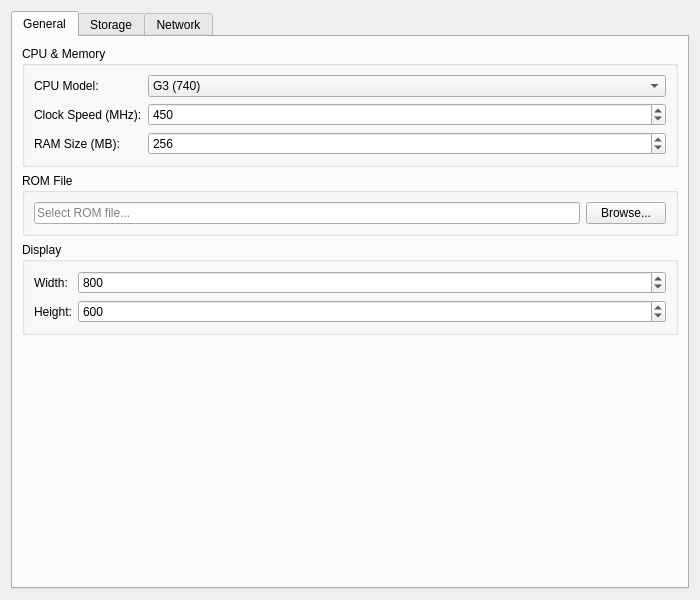
Old version of the form frontend/src/config/configeditor.ui in the repository DaCodeChick/NewtonEmu.
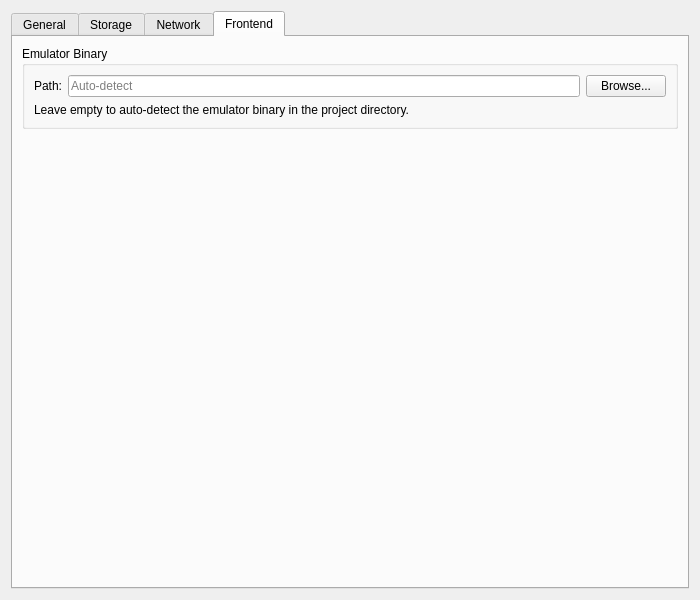
New version of the form. The open tabs and pages were chosen to show the change.

Commit message:
Add emulator path configuration and remove GDB references
Frontend improvements:
- Add 'Frontend' tab to config editor with emulator path field
- Emulator path can be configured or left empty for auto-detection
- Browse button for selecting emulator binary
- Remove all GDB/debug configuration (gdbServer, ipcSocket)
- Update MainWindow to use configured emulator path with fallback to search
- Auto-update emulator path when config changes
- Save/load emulator path from config JSON

This allows users to specify a custom emulator binary location instead of
relying on hardcoded search paths.

What changed in the file:
```diff
--- a/frontend/src/config/configeditor.ui
+++ b/frontend/src/config/configeditor.ui
@@ -329,12 +329,76 @@
          </property>
         </spacer>
        </item>
-      </layout>
+       </layout>
+      </widget>
+      <widget class="QWidget" name="tabFrontend">
+       <attribute name="title">
+        <string>Frontend</string>
+       </attribute>
+       <layout class="QVBoxLayout" name="verticalLayout_4">
+        <item>
+         <widget class="QGroupBox" name="emulatorGroupBox">
+          <property name="title">
+           <string>Emulator Binary</string>
+          </property>
+          <layout class="QFormLayout" name="formLayout_6">
+           <item row="0" column="0">
+            <widget class="QLabel" name="label_10">
+             <property name="text">
+              <string>Path:</string>
+             </property>
+            </widget>
+           </item>
+           <item row="0" column="1">
+            <layout class="QHBoxLayout" name="horizontalLayout_4">
+             <item>
+              <widget class="QLineEdit" name="emulatorPathEdit">
+               <property name="placeholderText">
+                <string>Auto-detect</string>
+               </property>
+              </widget>
+             </item>
+             <item>
+              <widget class="QPushButton" name="browseEmulatorButton">
+               <property name="text">
+                <string>Browse...</string>
+               </property>
+              </widget>
+             </item>
+            </layout>
+           </item>
+           <item row="1" column="0" colspan="2">
+            <widget class="QLabel" name="label_11">
+             <property name="text">
+              <string>Leave empty to auto-detect the emulator binary in the project directory.</string>
+             </property>
+             <property name="wordWrap">
+              <bool>true</bool>
+             </property>
+            </widget>
+           </item>
+          </layout>
+         </widget>
+        </item>
+        <item>
+         <spacer name="verticalSpacer_3">
+          <property name="orientation">
+           <enum>Qt::Vertical</enum>
+          </property>
+          <property name="sizeHint" stdset="0">
+           <size>
+            <width>20</width>
+            <height>40</height>
+           </size>
+          </property>
+         </spacer>
+        </item>
+       </layout>
+      </widget>
      </widget>
-    </widget>
-   </item>
-  </layout>
- </widget>
+    </item>
+   </layout>
+  </widget>
  <resources/>
  <connections>
   <connection>
```
The commit also changes 6 other files.
